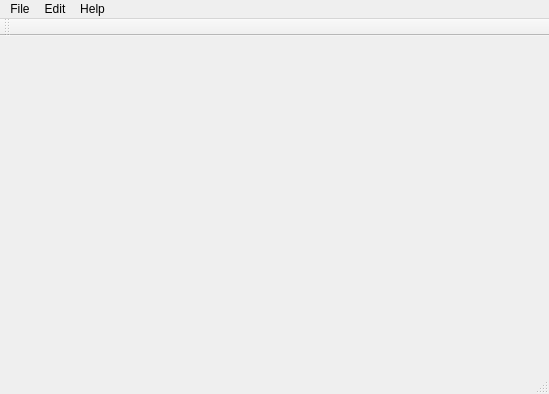
Above: mainwindow.ui from aizenbit/Scribbler before the change. Below: the same form after it.
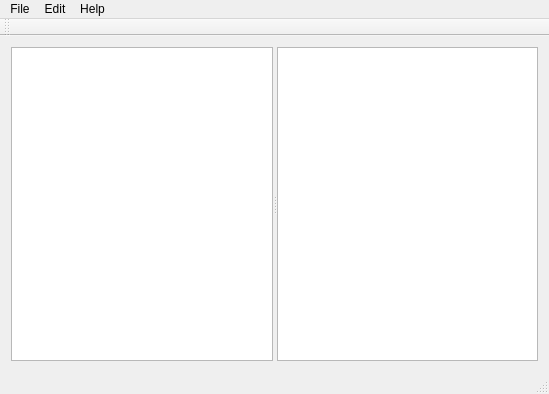
That is the form after the change.

Commit message: change main window, add aboutbox, add manuscript class

```diff
--- a/mainwindow.ui
+++ b/mainwindow.ui
@@ -13,7 +13,19 @@
   <property name="windowTitle">
    <string>Scribbler</string>
   </property>
-  <widget class="QWidget" name="centralWidget"/>
+  <widget class="QWidget" name="centralWidget">
+   <layout class="QVBoxLayout" name="verticalLayout">
+    <item>
+     <widget class="QSplitter" name="splitter">
+      <property name="orientation">
+       <enum>Qt::Horizontal</enum>
+      </property>
+      <widget class="QTextEdit" name="textEdit"/>
+      <widget class="QGraphicsView" name="graphicsView"/>
+     </widget>
+    </item>
+   </layout>
+  </widget>
   <widget class="QMenuBar" name="menuBar">
    <property name="geometry">
     <rect>
```
Left out of the diff: 29 changed lines with no effect on the pictures. The commit also changes 6 other files.
